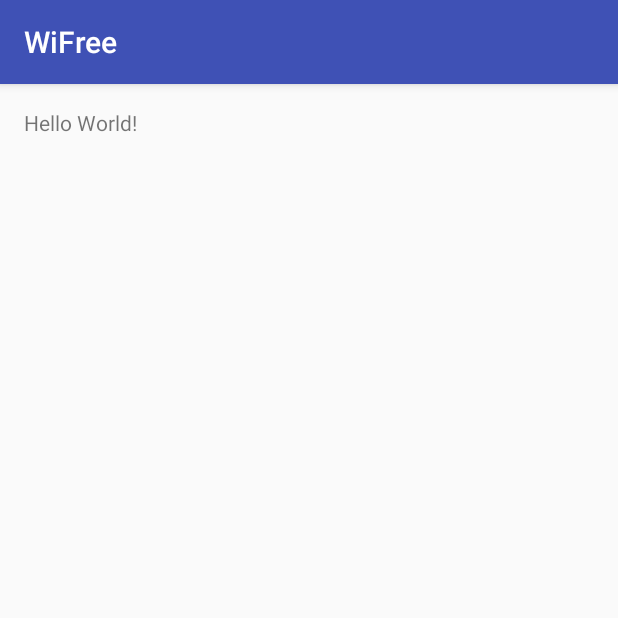
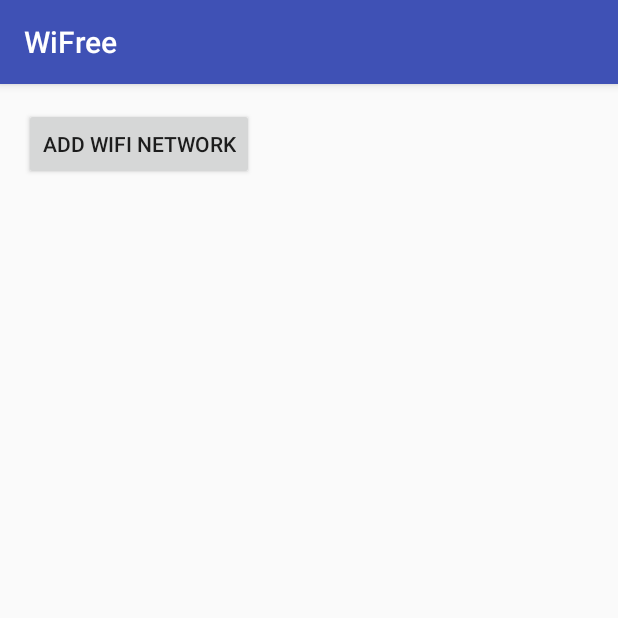
Before and after one commit to csivilo/WiFree, an Android app: the screen it shows after launch (MainActivity), on a phone screen of 412 x 824 dp, the top half of it. Run offline under Robolectric (Android 15) with nearby library versions, the phone set to English and light mode, and no system bars.

Commit message:
SSID Access

```diff
--- a/WiFreeApp/app/build.gradle
+++ b/WiFreeApp/app/build.gradle
@@ -25,5 +25,8 @@ dependencies {
         exclude group: 'com.android.support', module: 'support-annotations'
     })
     compile 'com.android.support:appcompat-v7:25.0.1'
+    compile 'com.android.support:design:25.0.1'
     testCompile 'junit:junit:4.12'
+
+
 }
--- a/WiFreeApp/app/src/main/AndroidManifest.xml
+++ b/WiFreeApp/app/src/main/AndroidManifest.xml
@@ -1,6 +1,12 @@
 <?xml version="1.0" encoding="utf-8"?>
 <manifest xmlns:android="http://schemas.android.com/apk/res/android"
     package="aitmobile.wifree">
+
+    <uses-permission android:name="android.permission.INTERNET"/>
+    <uses-permission android:name="android.permission.ACCESS_COARSE_LOCATION"/>
+    <uses-permission android:name="android.permission.ACCESS_FINE_LOCATION" />
+    <uses-permission android:name="android.permission.ACCESS_WIFI_STATE" />
+    <uses-permission android:name="android.permission.CHANGE_WIFI_STATE" />
 
     <application
         android:allowBackup="true"
--- a/WiFreeApp/app/src/main/java/aitmobile/wifree/MainActivity.java
+++ b/WiFreeApp/app/src/main/java/aitmobile/wifree/MainActivity.java
@@ -1,13 +1,60 @@
 package aitmobile.wifree;
 
+import android.content.Context;
+import android.net.wifi.WifiConfiguration;
+import android.net.wifi.WifiInfo;
+import android.net.wifi.WifiManager;
+import android.support.design.widget.Snackbar;
 import android.support.v7.app.AppCompatActivity;
 import android.os.Bundle;
+import android.view.View;
+import android.widget.Button;
+import android.widget.LinearLayout;
+import android.widget.Toast;
+
+import java.util.List;
+
+import aitmobile.wifree.data.netw;
 
 public class MainActivity extends AppCompatActivity {
+
+    private Button btnAdd;
+    private LinearLayout linLayout;
 
     @Override
     protected void onCreate(Bundle savedInstanceState) {
         super.onCreate(savedInstanceState);
         setContentView(R.layout.activity_main);
+
+        linLayout = (LinearLayout) findViewById(R.id.activity_main);
+
+        btnAdd = (Button) findViewById(R.id.btnAdd);
+        btnAdd.setOnClickListener(new View.OnClickListener() {
+            @Override
+            public void onClick(View view) {
+                addNetwork();
+            }
+        });
+    }
+
+    public void addNetwork(){
+
+        WifiManager wifiMan;
+        wifiMan = (WifiManager) getSystemService(Context.WIFI_SERVICE);
+
+        WifiInfo wifiInfo = wifiMan.getConnectionInfo();
+
+        showToastMessage(wifiInfo.getSSID());
+
+
+    }
+
+    private void showToastMessage(String message) {
+        Toast.makeText(this, message, Toast.LENGTH_LONG).show();
+    }
+
+    public void showSimpleSnackbarMessage(String message) {
+
+        Snackbar.make(linLayout, message, Snackbar.LENGTH_LONG).show();
     }
 }
--- a/WiFreeApp/app/src/main/res/layout/activity_main.xml
+++ b/WiFreeApp/app/src/main/res/layout/activity_main.xml
@@ -1,5 +1,5 @@
 <?xml version="1.0" encoding="utf-8"?>
-<RelativeLayout xmlns:android="http://schemas.android.com/apk/res/android"
+<LinearLayout xmlns:android="http://schemas.android.com/apk/res/android"
     xmlns:tools="http://schemas.android.com/tools"
     android:id="@+id/activity_main"
     android:layout_width="match_parent"
@@ -10,8 +10,9 @@
     android:paddingTop="@dimen/activity_vertical_margin"
     tools:context="aitmobile.wifree.MainActivity">
 
-    <TextView
+    <Button
+        android:id="@+id/btnAdd"
         android:layout_width="wrap_content"
         android:layout_height="wrap_content"
-        android:text="Hello World!" />
-</RelativeLayout>
+        android:text="Add WiFi Network" />
+</LinearLayout>
--- a/WiFreeApp/build.gradle
+++ b/WiFreeApp/build.gradle
@@ -5,8 +5,7 @@ buildscript {
         jcenter()
     }
     dependencies {
-        classpath 'com.android.tools.build:gradle:2.2.1'
-
+        classpath 'com.android.tools.build:gradle:2.2.2'
         // NOTE: Do not place your application dependencies here; they belong
         // in the individual module build.gradle files
     }
```
Also changed, not shown: WiFreeApp/app/src/main/java/aitmobile/wifree/data/netw.java (added, +32 -0 lines), 1 other file.
